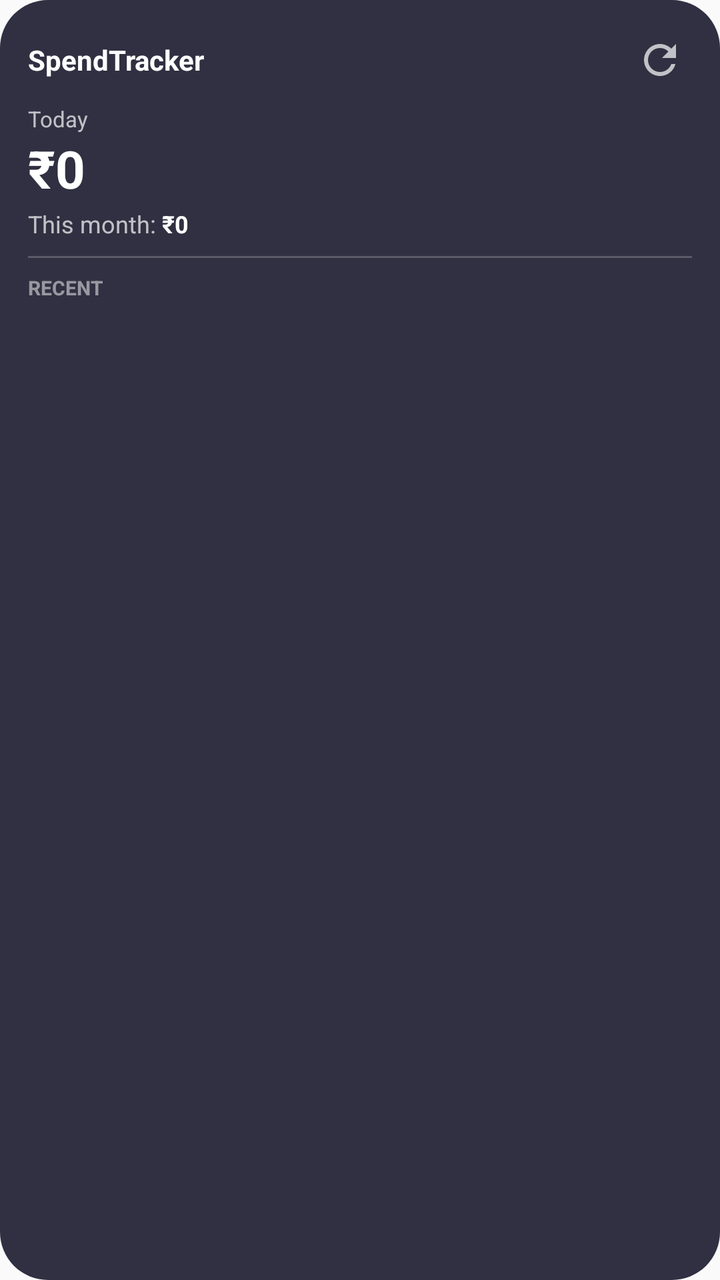
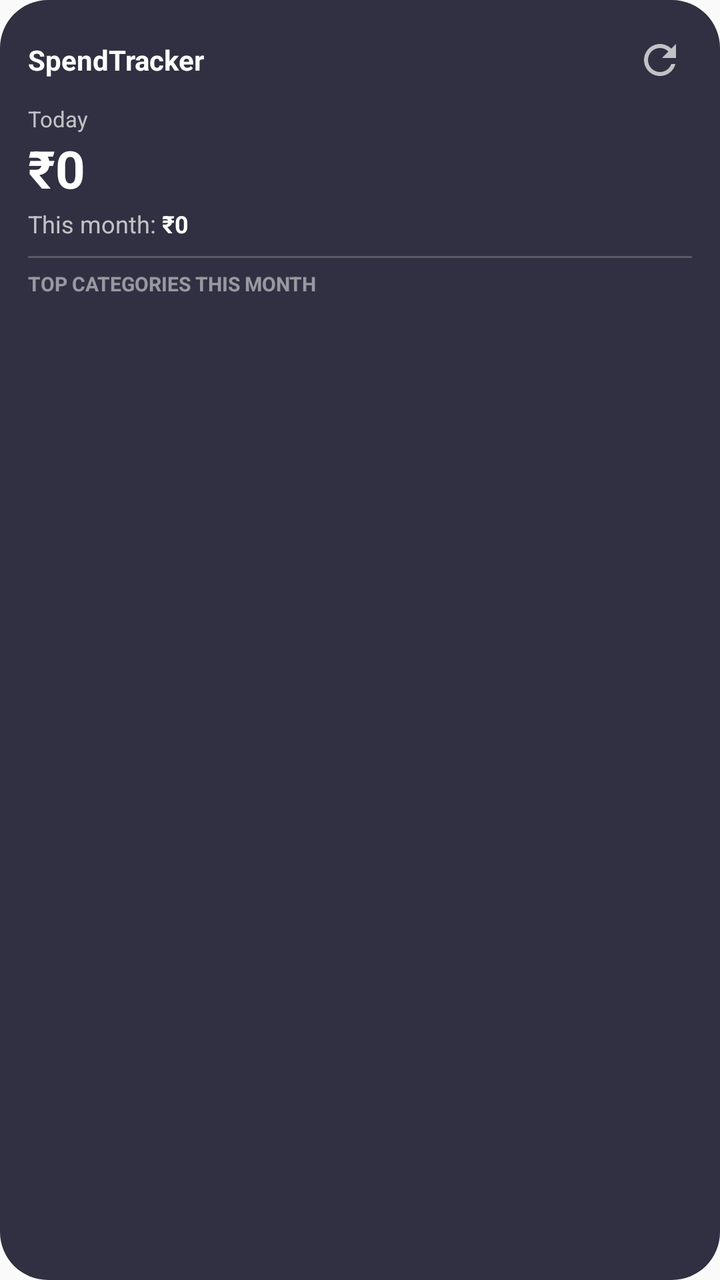

Compare the two renders of this Android layout. The source of the first and the diff that turns it into the second are given below.
<!-- AndroidManifest.xml: application theme Theme.SpendTracker -->
<!-- res/layout/widget_spend_tracker.xml -->
<?xml version="1.0" encoding="utf-8"?>
<LinearLayout
    xmlns:android="http://schemas.android.com/apk/res/android"
    android:id="@+id/widget_root"
    android:layout_width="match_parent"
    android:layout_height="match_parent"
    android:orientation="vertical"
    android:padding="14dp"
    android:background="@drawable/widget_background">

    
    <RelativeLayout
        android:layout_width="match_parent"
        android:layout_height="wrap_content"
        android:layout_marginBottom="6dp">

        <TextView
            android:id="@+id/widget_title"
            android:layout_width="wrap_content"
            android:layout_height="wrap_content"
            android:layout_alignParentStart="true"
            android:layout_centerVertical="true"
            android:text="SpendTracker"
            android:textColor="#FFFFFFFF"
            android:textSize="14sp"
            android:textStyle="bold" />

        <ImageButton
            android:id="@+id/widget_refresh_button"
            android:layout_width="32dp"
            android:layout_height="32dp"
            android:layout_alignParentEnd="true"
            android:layout_centerVertical="true"
            android:background="@android:color/transparent"
            android:contentDescription="Refresh"
            android:src="@drawable/ic_refresh"
            android:scaleType="centerInside" />

    </RelativeLayout>

    
    <TextView
        android:layout_width="wrap_content"
        android:layout_height="wrap_content"
        android:text="Today"
        android:textColor="#B3FFFFFF"
        android:textSize="11sp" />

    <TextView
        android:id="@+id/widget_today_amount"
        android:layout_width="wrap_content"
        android:layout_height="wrap_content"
        android:text="₹0"
        android:textColor="#FFFFFFFF"
        android:textSize="26sp"
        android:textStyle="bold"
        android:layout_marginBottom="2dp" />

    
    <LinearLayout
        android:layout_width="match_parent"
        android:layout_height="wrap_content"
        android:orientation="horizontal"
        android:layout_marginBottom="8dp">

        <TextView
            android:layout_width="wrap_content"
            android:layout_height="wrap_content"
            android:text="This month: "
            android:textColor="#B3FFFFFF"
            android:textSize="12sp" />

        <TextView
            android:id="@+id/widget_month_amount"
            android:layout_width="wrap_content"
            android:layout_height="wrap_content"
            android:text="₹0"
            android:textColor="#FFFFFFFF"
            android:textSize="12sp"
            android:textStyle="bold" />

    </LinearLayout>

    
    <FrameLayout
        android:layout_width="match_parent"
        android:layout_height="1dp"
        android:background="#33FFFFFF"
        android:layout_marginBottom="8dp" />

    
    <TextView
        android:layout_width="wrap_content"
        android:layout_height="wrap_content"
        android:text="RECENT"
        android:textColor="#80FFFFFF"
        android:textSize="10sp"
        android:textStyle="bold"
        android:layout_marginBottom="4dp" />

    
    <LinearLayout
        android:id="@+id/widget_txn1_row"
        android:layout_width="match_parent"
        android:layout_height="wrap_content"
        android:orientation="horizontal"
        android:paddingTop="2dp"
        android:paddingBottom="2dp"
        android:visibility="gone">

        <TextView
            android:id="@+id/widget_txn1_desc"
            android:layout_width="0dp"
            android:layout_height="wrap_content"
            android:layout_weight="1"
            android:textColor="#DDFFFFFF"
            android:textSize="12sp"
            android:ellipsize="end"
            android:maxLines="1" />

        <TextView
            android:id="@+id/widget_txn1_amount"
            android:layout_width="wrap_content"
            android:layout_height="wrap_content"
            android:textColor="#FFEF9A9A"
            android:textSize="12sp"
            android:textStyle="bold" />

    </LinearLayout>

    
    <LinearLayout
        android:id="@+id/widget_txn2_row"
        android:layout_width="match_parent"
        android:layout_height="wrap_content"
        android:orientation="horizontal"
        android:paddingTop="2dp"
        android:paddingBottom="2dp"
        android:visibility="gone">

        <TextView
            android:id="@+id/widget_txn2_desc"
            android:layout_width="0dp"
            android:layout_height="wrap_content"
            android:layout_weight="1"
            android:textColor="#DDFFFFFF"
            android:textSize="12sp"
            android:ellipsize="end"
            android:maxLines="1" />

        <TextView
            android:id="@+id/widget_txn2_amount"
            android:layout_width="wrap_content"
            android:layout_height="wrap_content"
            android:textColor="#FFEF9A9A"
            android:textSize="12sp"
            android:textStyle="bold" />

    </LinearLayout>

    
    <LinearLayout
        android:id="@+id/widget_txn3_row"
        android:layout_width="match_parent"
        android:layout_height="wrap_content"
        android:orientation="horizontal"
        android:paddingTop="2dp"
        android:paddingBottom="2dp"
        android:visibility="gone">

        <TextView
            android:id="@+id/widget_txn3_desc"
            android:layout_width="0dp"
            android:layout_height="wrap_content"
            android:layout_weight="1"
            android:textColor="#DDFFFFFF"
            android:textSize="12sp"
            android:ellipsize="end"
            android:maxLines="1" />

        <TextView
            android:id="@+id/widget_txn3_amount"
            android:layout_width="wrap_content"
            android:layout_height="wrap_content"
            android:textColor="#FFEF9A9A"
            android:textSize="12sp"
            android:textStyle="bold" />

    </LinearLayout>

    
    <TextView
        android:id="@+id/widget_no_txns"
        android:layout_width="match_parent"
        android:layout_height="wrap_content"
        android:text="No transactions yet"
        android:textColor="#80FFFFFF"
        android:textSize="12sp"
        android:gravity="center"
        android:paddingTop="4dp"
        android:visibility="gone" />

</LinearLayout>
<!-- resources referenced by this layout -->
<resources>
  <!-- drawable ic_refresh (drawable) -->
  <vector xmlns:android="http://schemas.android.com/apk/res/android"
      android:width="24dp"
      android:height="24dp"
      android:viewportWidth="24"
      android:viewportHeight="24">
      <path
          android:fillColor="#B3FFFFFF"
          android:pathData="M17.65,6.35C16.2,4.9 14.21,4 12,4c-4.42,0 -7.99,3.58 -7.99,8s3.57,8 7.99,8c3.73,0 6.84,-2.55 7.73,-6h-2.08c-0.82,2.33 -3.04,4 -5.65,4 -3.31,0 -6,-2.69 -6,-6s2.69,-6 6,-6c1.66,0 3.14,0.69 4.22,1.78L13,11h7V4l-2.35,2.35z"/>
  </vector>
  <!-- drawable widget_background (drawable) -->
  <?xml version="1.0" encoding="utf-8"?>
  <shape xmlns:android="http://schemas.android.com/apk/res/android"
      android:shape="rectangle">
      <solid android:color="#E61B1B2F" />
      <corners android:radius="24dp" />
  </shape>
  <style name="Theme.SpendTracker" parent="android:Theme.Material.Light.NoActionBar" />
</resources>

<!-- the commit's change to res/layout/widget_spend_tracker.xml (unified diff, before → after) -->
@@ -86,114 +86,174 @@
         android:layout_width="match_parent"
         android:layout_height="1dp"
         android:background="#33FFFFFF"
-        android:layout_marginBottom="8dp" />
+        android:layout_marginBottom="6dp" />
 
     
     <TextView
         android:layout_width="wrap_content"
         android:layout_height="wrap_content"
-        android:text="RECENT"
+        android:text="TOP CATEGORIES THIS MONTH"
         android:textColor="#80FFFFFF"
         android:textSize="10sp"
         android:textStyle="bold"
-        android:layout_marginBottom="4dp" />
-
-    
-    <LinearLayout
-        android:id="@+id/widget_txn1_row"
-        android:layout_width="match_parent"
-        android:layout_height="wrap_content"
-        android:orientation="horizontal"
-        android:paddingTop="2dp"
-        android:paddingBottom="2dp"
-        android:visibility="gone">
-
-        <TextView
-            android:id="@+id/widget_txn1_desc"
-            android:layout_width="0dp"
-            android:layout_height="wrap_content"
-            android:layout_weight="1"
-            android:textColor="#DDFFFFFF"
-            android:textSize="12sp"
-            android:ellipsize="end"
-            android:maxLines="1" />
-
-        <TextView
-            android:id="@+id/widget_txn1_amount"
-            android:layout_width="wrap_content"
-            android:layout_height="wrap_content"
-            android:textColor="#FFEF9A9A"
-            android:textSize="12sp"
-            android:textStyle="bold" />
-
-    </LinearLayout>
-
-    
-    <LinearLayout
-        android:id="@+id/widget_txn2_row"
-        android:layout_width="match_parent"
-        android:layout_height="wrap_content"
-        android:orientation="horizontal"
-        android:paddingTop="2dp"
-        android:paddingBottom="2dp"
-        android:visibility="gone">
-
-        <TextView
-            android:id="@+id/widget_txn2_desc"
-            android:layout_width="0dp"
-            android:layout_height="wrap_content"
-            android:layout_weight="1"
-            android:textColor="#DDFFFFFF"
-            android:textSize="12sp"
-            android:ellipsize="end"
-            android:maxLines="1" />
-
-        <TextView
-            android:id="@+id/widget_txn2_amount"
-            android:layout_width="wrap_content"
-            android:layout_height="wrap_content"
-            android:textColor="#FFEF9A9A"
-            android:textSize="12sp"
-            android:textStyle="bold" />
-
-    </LinearLayout>
-
-    
-    <LinearLayout
-        android:id="@+id/widget_txn3_row"
-        android:layout_width="match_parent"
-        android:layout_height="wrap_content"
-        android:orientation="horizontal"
-        android:paddingTop="2dp"
-        android:paddingBottom="2dp"
-        android:visibility="gone">
-
-        <TextView
-            android:id="@+id/widget_txn3_desc"
-            android:layout_width="0dp"
-            android:layout_height="wrap_content"
-            android:layout_weight="1"
-            android:textColor="#DDFFFFFF"
-            android:textSize="12sp"
-            android:ellipsize="end"
-            android:maxLines="1" />
-
-        <TextView
-            android:id="@+id/widget_txn3_amount"
-            android:layout_width="wrap_content"
-            android:layout_height="wrap_content"
-            android:textColor="#FFEF9A9A"
-            android:textSize="12sp"
-            android:textStyle="bold" />
-
-    </LinearLayout>
-
-    
-    <TextView
-        android:id="@+id/widget_no_txns"
-        android:layout_width="match_parent"
-        android:layout_height="wrap_content"
-        android:text="No transactions yet"
+        android:layout_marginBottom="3dp" />
+
+    
+    <LinearLayout
+        android:id="@+id/widget_cat1_row"
+        android:layout_width="match_parent"
+        android:layout_height="wrap_content"
+        android:orientation="horizontal"
+        android:paddingTop="1dp"
+        android:paddingBottom="1dp"
+        android:visibility="gone">
+
+        <TextView
+            android:id="@+id/widget_cat1_name"
+            android:layout_width="0dp"
+            android:layout_height="wrap_content"
+            android:layout_weight="1"
+            android:textColor="#EEFFFFFF"
+            android:textSize="12sp"
+            android:ellipsize="end"
+            android:maxLines="1" />
+
+        <TextView
+            android:id="@+id/widget_cat1_amount"
+            android:layout_width="wrap_content"
+            android:layout_height="wrap_content"
+            android:textColor="#FFFFFFFF"
+            android:textSize="12sp"
+            android:textStyle="bold" />
+
+    </LinearLayout>
+
+    
+    <LinearLayout
+        android:id="@+id/widget_cat2_row"
+        android:layout_width="match_parent"
+        android:layout_height="wrap_content"
+        android:orientation="horizontal"
+        android:paddingTop="1dp"
+        android:paddingBottom="1dp"
+        android:visibility="gone">
+
+        <TextView
+            android:id="@+id/widget_cat2_name"
+            android:layout_width="0dp"
+            android:layout_height="wrap_content"
+            android:layout_weight="1"
+            android:textColor="#EEFFFFFF"
+            android:textSize="12sp"
+            android:ellipsize="end"
+            android:maxLines="1" />
+
+        <TextView
+            android:id="@+id/widget_cat2_amount"
+            android:layout_width="wrap_content"
+            android:layout_height="wrap_content"
+            android:textColor="#FFFFFFFF"
+            android:textSize="12sp"
+            android:textStyle="bold" />
+
+    </LinearLayout>
+
+    
+    <LinearLayout
+        android:id="@+id/widget_cat3_row"
+        android:layout_width="match_parent"
+        android:layout_height="wrap_content"
+        android:orientation="horizontal"
+        android:paddingTop="1dp"
+        android:paddingBottom="1dp"
+        android:visibility="gone">
+
+        <TextView
+            android:id="@+id/widget_cat3_name"
+            android:layout_width="0dp"
+            android:layout_height="wrap_content"
+            android:layout_weight="1"
+            android:textColor="#EEFFFFFF"
+            android:textSize="12sp"
+            android:ellipsize="end"
+            android:maxLines="1" />
+
+        <TextView
+            android:id="@+id/widget_cat3_amount"
+            android:layout_width="wrap_content"
+            android:layout_height="wrap_content"
+            android:textColor="#FFFFFFFF"
+            android:textSize="12sp"
+            android:textStyle="bold" />
+
+    </LinearLayout>
+
+    
+    <LinearLayout
+        android:id="@+id/widget_cat4_row"
+        android:layout_width="match_parent"
+        android:layout_height="wrap_content"
+        android:orientation="horizontal"
+        android:paddingTop="1dp"
+        android:paddingBottom="1dp"
+        android:visibility="gone">
+
+        <TextView
+            android:id="@+id/widget_cat4_name"
+            android:layout_width="0dp"
+            android:layout_height="wrap_content"
+            android:layout_weight="1"
+            android:textColor="#EEFFFFFF"
+            android:textSize="12sp"
+            android:ellipsize="end"
+            android:maxLines="1" />
+
+        <TextView
+            android:id="@+id/widget_cat4_amount"
+            android:layout_width="wrap_content"
+            android:layout_height="wrap_content"
+            android:textColor="#FFFFFFFF"
+            android:textSize="12sp"
+            android:textStyle="bold" />
+
+    </LinearLayout>
+
+    
+    <LinearLayout
+        android:id="@+id/widget_cat5_row"
+        android:layout_width="match_parent"
+        android:layout_height="wrap_content"
+        android:orientation="horizontal"
+        android:paddingTop="1dp"
+        android:paddingBottom="1dp"
+        android:visibility="gone">
+
+        <TextView
+            android:id="@+id/widget_cat5_name"
+            android:layout_width="0dp"
+            android:layout_height="wrap_content"
+            android:layout_weight="1"
+            android:textColor="#EEFFFFFF"
+            android:textSize="12sp"
+            android:ellipsize="end"
+            android:maxLines="1" />
+
+        <TextView
+            android:id="@+id/widget_cat5_amount"
+            android:layout_width="wrap_content"
+            android:layout_height="wrap_content"
+            android:textColor="#FFFFFFFF"
+            android:textSize="12sp"
+            android:textStyle="bold" />
+
+    </LinearLayout>
+
+    
+    <TextView
+        android:id="@+id/widget_no_cats"
+        android:layout_width="match_parent"
+        android:layout_height="wrap_content"
+        android:text="No categorized spend this month"
         android:textColor="#80FFFFFF"
         android:textSize="12sp"
         android:gravity="center"
